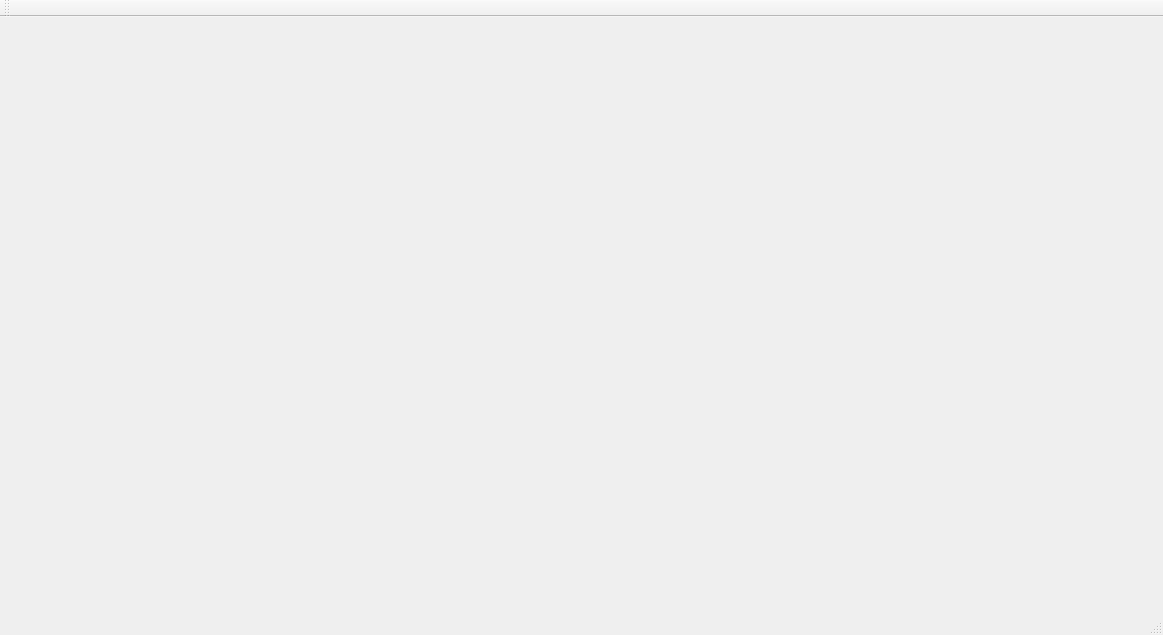
Old version of the form mainwindow.ui in the repository grigp/a-analyser.
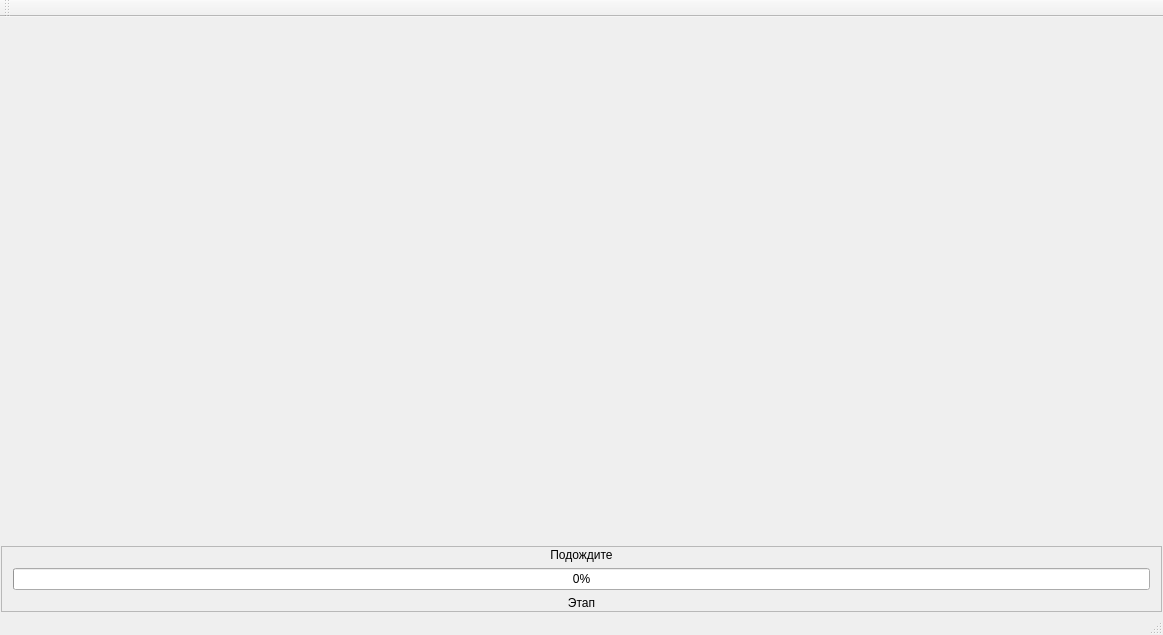
New version of the form.

Commit message: Единый прогресс - бар в главном окне

What changed in the file:
```diff
--- a/mainwindow.ui
+++ b/mainwindow.ui
@@ -53,6 +53,57 @@
       </layout>
      </widget>
     </item>
+    <item>
+     <widget class="QFrame" name="frProgress">
+      <property name="sizePolicy">
+       <sizepolicy hsizetype="Preferred" vsizetype="Fixed">
+        <horstretch>0</horstretch>
+        <verstretch>0</verstretch>
+       </sizepolicy>
+      </property>
+      <property name="frameShape">
+       <enum>QFrame::StyledPanel</enum>
+      </property>
+      <property name="frameShadow">
+       <enum>QFrame::Raised</enum>
+      </property>
+      <layout class="QVBoxLayout" name="verticalLayout_3">
+       <property name="topMargin">
+        <number>1</number>
+       </property>
+       <property name="bottomMargin">
+        <number>1</number>
+       </property>
+       <item>
+        <widget class="QLabel" name="lblProgressTitle">
+         <property name="text">
+          <string>Подождите</string>
+         </property>
+         <property name="alignment">
+          <set>Qt::AlignCenter</set>
+         </property>
+        </widget>
+       </item>
+       <item>
+        <widget class="QProgressBar" name="progressBar">
+         <property name="value">
+          <number>0</number>
+         </property>
+        </widget>
+       </item>
+       <item>
+        <widget class="QLabel" name="lblProgressStage">
+         <property name="text">
+          <string>Этап</string>
+         </property>
+         <property name="alignment">
+          <set>Qt::AlignCenter</set>
+         </property>
+        </widget>
+       </item>
+      </layout>
+     </widget>
+    </item>
    </layout>
   </widget>
   <widget class="QMenuBar" name="menuBar">
```
The commit also changes 4 other files.
